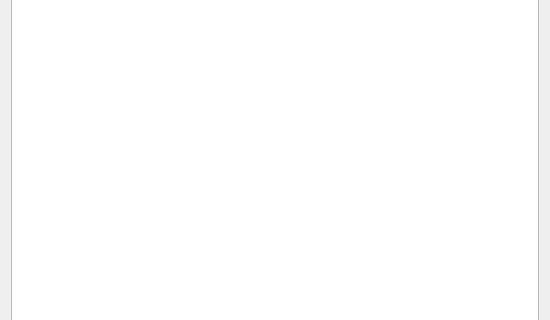
Qt form HL7/mainwindow.ui (stephenchathaway/HL7Messages) before a commit; both pictures show x 0 to 550 and y 156 to 476 of the 550 by 585 pixel window.
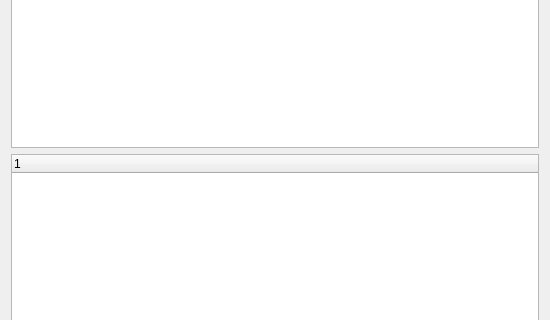
The same form after that commit.

The edit to the form file:
```diff
--- a/HL7/mainwindow.ui
+++ b/HL7/mainwindow.ui
@@ -45,6 +45,15 @@
       </column>
      </widget>
     </item>
+    <item>
+     <widget class="QTreeWidget" name="patientTree">
+      <column>
+       <property name="text">
+        <string notr="true">1</string>
+       </property>
+      </column>
+     </widget>
+    </item>
    </layout>
   </widget>
  </widget>
```
